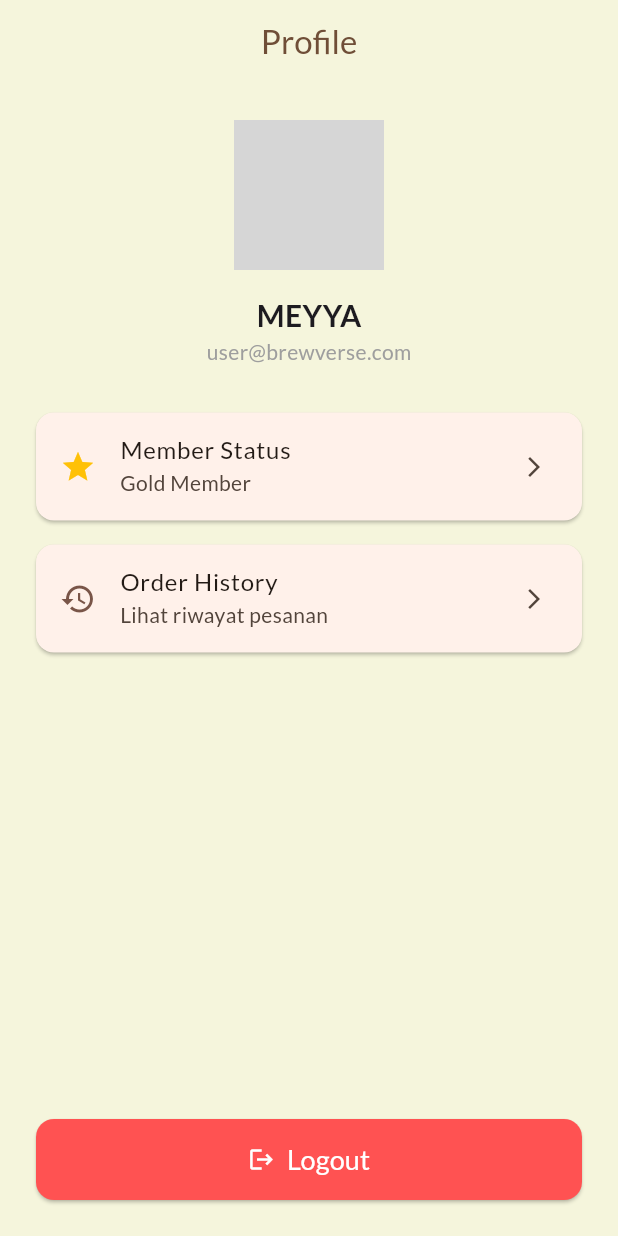
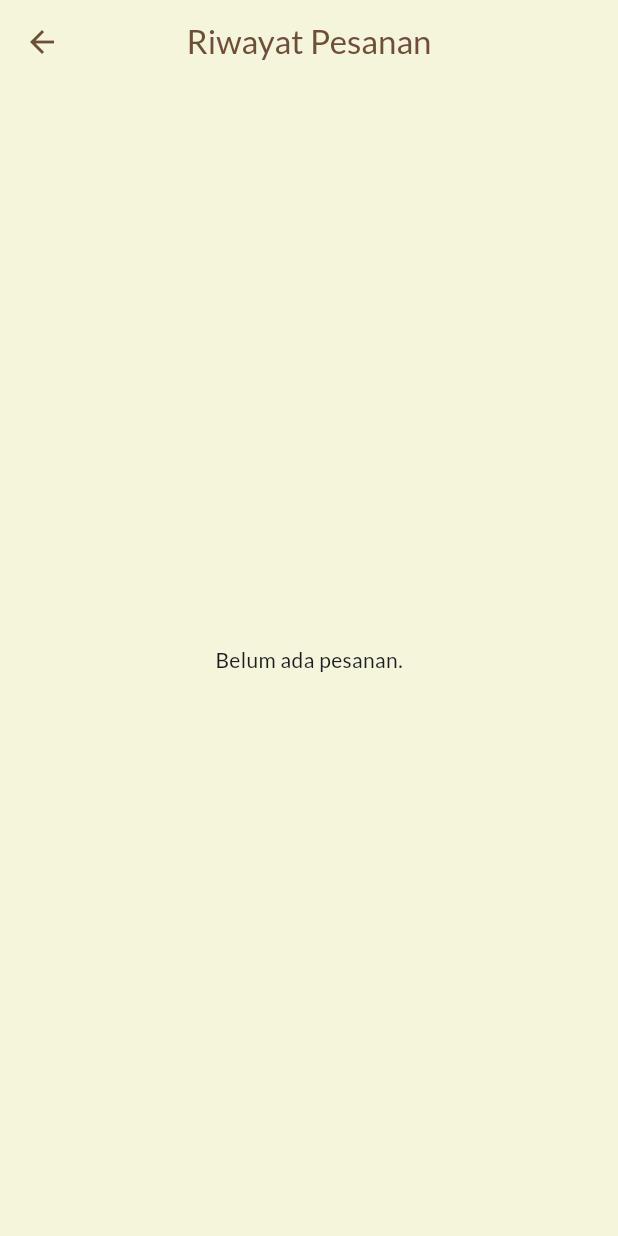
Before and after one commit to AmelanovDestyawanda/home-coffee, a Flutter app: the ProfileScreen screen opened directly, after a tap on "Order History", on a phone screen of 412 x 824 dp. Run offline on Flutter 3.47's test engine with Material 3 defaults, Android fonts, the light colour scheme and no system bars; our stand-ins replace google_fonts, lottie; network calls fail; grey boxes are pictures that could not be loaded.

Commit message:
tambah fitur checkout + melengkpi profile

```diff
--- /dev/null
+++ b/lib/provider/order_provider.dart
@@ -0,0 +1,28 @@
+import 'package:flutter/material.dart';
+import '../models/cart_item.dart';
+
+class Order {
+  final String id;
+  final List<CartItem> items;
+  final double total;
+  final DateTime date;
+
+  Order({required this.id, required this.items, required this.total, required this.date});
+}
+
+class OrderProvider with ChangeNotifier {
+  final List<Order> _orders = [];
+
+  List<Order> get orders => [..._orders];
+
+  void addOrder(List<CartItem> cartItems, double total) {
+    final newOrder = Order(
+      id: DateTime.now().toString(),
+      items: cartItems,
+      total: total,
+      date: DateTime.now(),
+    );
+    _orders.insert(0, newOrder);
+    notifyListeners();
+  }
+}
--- a/lib/screens/login_screen.dart
+++ b/lib/screens/login_screen.dart
@@ -21,8 +21,9 @@ class _LoginScreenState extends State<LoginScreen> {
     );
     return;
   }
-    final email = emailController.text.split('@').first;
-    Provider.of<UserProvider>(context, listen: false).updateUser(email);
+  final email = emailController.text;
+  final name = email.split('@').first; // Ambil nama dari email
+  Provider.of<UserProvider>(context, listen: false).updateUser(name, email);
   Navigator.pushReplacementNamed(context, '/main');
 }
 
--- /dev/null
+++ b/lib/screens/order_history_screen.dart
@@ -0,0 +1,38 @@
+import 'package:flutter/material.dart';
+import 'package:provider/provider.dart';
+import '../provider/order_provider.dart';
+
+class OrderHistoryScreen extends StatelessWidget {
+  const OrderHistoryScreen({super.key});
+
+  @override
+  Widget build(BuildContext context) {
+    final orderData = Provider.of<OrderProvider>(context);
+    return Scaffold(
+      appBar: AppBar(
+        title: const Text("Riwayat Pesanan"),
+      ),
+      body: orderData.orders.isEmpty
+          ? const Center(child: Text("Belum ada pesanan."))
+          : ListView.builder(
+              itemCount: orderData.orders.length,
+              itemBuilder: (ctx, i) {
+                final order = orderData.orders[i];
+                return Card(
+                  margin: const EdgeInsets.all(10),
+                  child: ExpansionTile(
+                    title: Text("Total: Rp ${order.total.toInt()}"),
+                    subtitle: Text("Tanggal: ${order.date}"),
+                    children: order.items.map((prod) {
+                      return ListTile(
+                        title: Text(prod.product.name),
+                        trailing: Text("${prod.quantity}x"),
+                      );
+                    }).toList(),
+                  ),
+                );
+              },
+            ),
+    );
+  }
+}
--- a/lib/screens/profile_screen.dart
+++ b/lib/screens/profile_screen.dart
@@ -1,4 +1,8 @@
 import 'package:flutter/material.dart';
+import 'package:provider/provider.dart';
+import '../provider/user_provider.dart';
+import 'order_history_screen.dart'; // Buat file ini nanti
+import 'member_status_screen.dart'; // Buat file ini nanti
 
 class ProfileScreen extends StatelessWidget {
   const ProfileScreen({super.key});
@@ -12,6 +16,8 @@ class ProfileScreen extends StatelessWidget {
 
   @override
   Widget build(BuildContext context) {
+    final userProvider = Provider.of<UserProvider>(context);
+
     return Scaffold(
       appBar: AppBar(
         title: const Text("Profile"),
@@ -26,17 +32,15 @@ class ProfileScreen extends StatelessWidget {
               backgroundImage: AssetImage("assets/images/profile.png"),
             ),
             const SizedBox(height: 16),
-            const Text(
-              "MEYYA",
-              style: TextStyle(fontSize: 20, fontWeight: FontWeight.bold),
+            Text(
+              userProvider.userName, // Gunakan nama dari provider
+              style: const TextStyle(fontSize: 20, fontWeight: FontWeight.bold),
             ),
-            const Text(
-              "user@brewverse.com",
-              style: TextStyle(color: Colors.grey),
+            Text(
+              userProvider.userEmail, // Gunakan email dari provider
+              style: const TextStyle(color: Colors.grey),
             ),
             const SizedBox(height: 30),
-
-            // Card info tambahan
             Card(
               shape: RoundedRectangleBorder(
                   borderRadius: BorderRadius.circular(12)),
@@ -46,7 +50,13 @@ class ProfileScreen extends StatelessWidget {
                 title: const Text("Member Status"),
                 subtitle: const Text("Gold Member"),
                 trailing: const Icon(Icons.arrow_forward_ios, size: 16),
-                onTap: () {},
+                onTap: () {
+                  Navigator.push(
+                    context,
+                    MaterialPageRoute(
+                        builder: (context) => const MemberStatusScreen()),
+                  );
+                },
               ),
             ),
             Card(
@@ -58,12 +68,16 @@ class ProfileScreen extends StatelessWidget {
                 title: const Text("Order History"),
                 subtitle: const Text("Lihat riwayat pesanan"),
                 trailing: const Icon(Icons.arrow_forward_ios, size: 16),
-                onTap: () {},
+                onTap: () {
+                  Navigator.push(
+                    context,
+                    MaterialPageRoute(
+                        builder: (context) => const OrderHistoryScreen()),
+                  );
+                },
               ),
             ),
             const Spacer(),
-
-            // Tombol Logout
             SizedBox(
               width: double.infinity,
               child: ElevatedButton.icon(
```
Also changed, not shown: lib/data/bestseller_dummy.dart (+28 -9 lines), lib/data/rekomendasi_dummy.dart (+28 -12 lines), lib/main.dart (+4 -3 lines), lib/provider/user_provider.dart (+5 -4 lines), lib/screens/cart_screen.dart (+4 -3 lines), lib/screens/checkout_screen.dart (added, +62 -0 lines), lib/screens/home_screen.dart (+32 -30 lines), lib/screens/member_status_screen.dart (added, +24 -0 lines), lib/screens/register_screen.dart (+5 -2 lines). Lines whose indentation alone changed are shown as unchanged.
